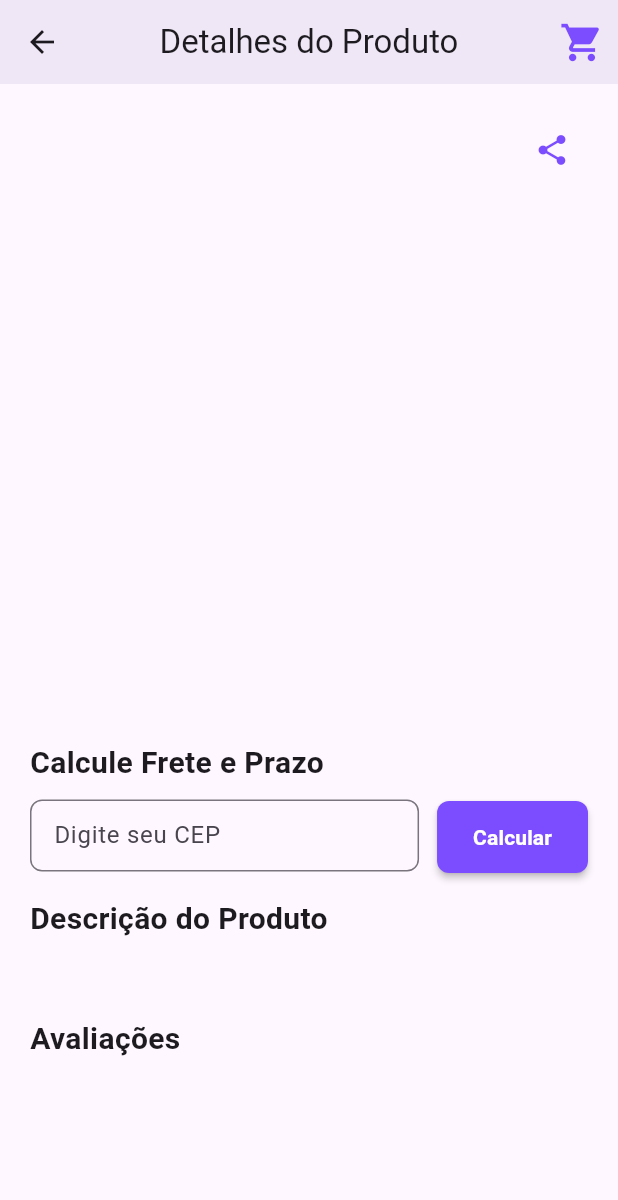
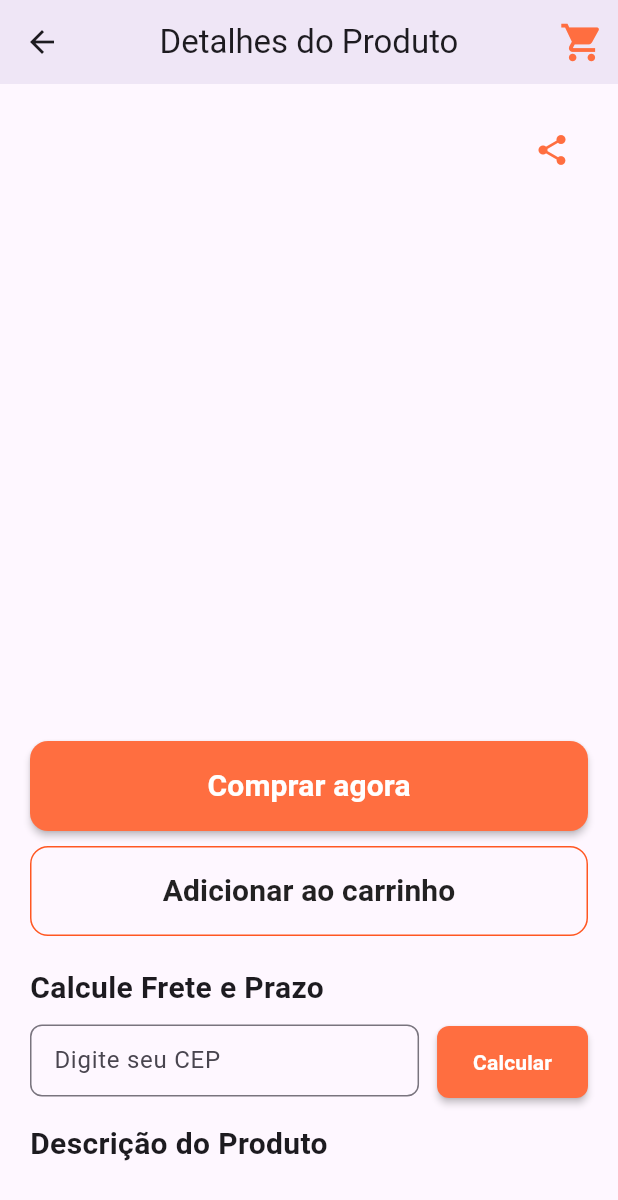
Before and after one commit to adrielhenry33/arq-app-practice, a Flutter app: the DetailsView screen opened directly with empty values, on a phone screen of 412 x 824 dp. Shown: the top 1200 px of the screen. Run offline on Flutter 3.47's test engine with Material 3 defaults, Android fonts, the light colour scheme and no system bars; our stand-ins replace cloud_firestore, firebase_auth, firebase_core, flutter_modular, flutter_riverpod, share_plus and 1 more; accounts and stored records are empty; Roboto replaces fonts that are missing (MontSerrat).

Commit message:
feat: cria o metodo de adicionar ao carrinho pelo botão

```diff
--- a/lib/app/components/pop_up_component.dart
+++ b/lib/app/components/pop_up_component.dart
@@ -35,7 +35,7 @@ class _PopUpComponentState extends State<PopUpComponent> {
           PopupMenuItem(
             value: 'Compartilhar',
             child: ListTile(
-              leading: Icon(Icons.share, color: Colors.black54),
+              leading: Icon(Icons.share, color: Colors.deepOrangeAccent),
               title: Text('Compartilhar'),
               contentPadding: EdgeInsets.zero,
             ),
@@ -53,13 +53,11 @@ class _PopUpComponentState extends State<PopUpComponent> {
       );
     }
     return IconButton(
-      icon: Icon(Icons.share, color: Colors.deepPurpleAccent),
+      icon: Icon(Icons.share, color: Colors.deepOrangeAccent),
       onPressed: () async {
         await _shareInfo();
       },
     );
-
-
   }
 
   Future<void> _shareInfo() async {
--- a/lib/app/view/details_view.dart
+++ b/lib/app/view/details_view.dart
@@ -30,6 +30,10 @@ class _DetailsViewState extends ConsumerState<DetailsView> {
     final bool isOnCart = provider.any(
       (element) => element.produto.id == widget.produto.id,
     );
+    final copyProduct = CartProductModel(
+      produto: widget.produto,
+      quantidade: 1,
+    );
 
     return Scaffold(
       appBar: AppBar(
@@ -51,14 +55,15 @@ class _DetailsViewState extends ConsumerState<DetailsView> {
                 ? Icon(Icons.check, size: 30, color: Colors.deepPurpleAccent)
                 : Icon(
                     Icons.shopping_cart,
-                    color: Colors.deepPurpleAccent,
+                    color: Colors.deepOrangeAccent,
                     size: 30,
                   ),
           ),
         ],
       ),
 
-      body: Padding(
+      body: SingleChildScrollView(
+        child: Padding(
           padding: EdgeInsets.only(top: 20, right: 20, left: 20, bottom: 10),
           child: Column(
             crossAxisAlignment: CrossAxisAlignment.start,
@@ -110,14 +115,71 @@ class _DetailsViewState extends ConsumerState<DetailsView> {
                     width: currentIndex == index ? 25 : 8,
                     decoration: BoxDecoration(
                       color: currentIndex == index
-                        ? Colors.deepPurpleAccent
+                          ? Colors.deepOrangeAccent
                           : Colors.grey[500],
                       borderRadius: BorderRadius.circular(4),
                     ),
                   );
                 }),
               ),
+              SizedBox(height: 20),
 
+              SizedBox(
+                width: double.infinity,
+                height: 60,
+
+                child: MaterialButton(
+                  onPressed: () {},
+                  color: Colors.deepOrangeAccent,
+                  shape: RoundedRectangleBorder(
+                    borderRadius: BorderRadiusGeometry.circular(12),
+                  ),
+                  child: Text(
+                    'Comprar agora',
+                    style: TextStyle(
+                      color: Colors.white,
+                      fontSize: 20,
+                      fontWeight: FontWeight.bold,
+                    ),
+                  ),
+                ),
+              ),
+              SizedBox(height: 10),
+
+              SizedBox(
+                width: double.infinity,
+                height: 60,
+
+                child: MaterialButton(
+                  onPressed: () {
+                    if (isOnCart) {
+                      final copy = CartProductModel(
+                        produto: widget.produto,
+                        quantidade: 1,
+                      );
+
+                      ref.read(cartProvider.notifier).addProduct(copy);
+
+                      ScaffoldMessenger.of(context).showSnackBar(
+                        SnackBar(
+                          content: Text('Produto adicionado ao carrinho'),
+                          duration: Duration(seconds: 1),
+                          backgroundColor: Colors.green,
+                        ),
+                      );
+                    }
+                  },
+
+                  shape: RoundedRectangleBorder(
+                    borderRadius: BorderRadiusGeometry.circular(12),
+                    side: BorderSide(color: Colors.deepOrange),
+                  ),
+                  child: Text(
+                    'Adicionar ao carrinho',
+                    style: TextStyle(fontSize: 20, fontWeight: FontWeight.bold),
+                  ),
+                ),
+              ),
               SizedBox(height: 20),
 
               Row(
@@ -169,7 +231,7 @@ class _DetailsViewState extends ConsumerState<DetailsView> {
 
                     MaterialButton(
                       onPressed: () {},
-                    color: Colors.deepPurpleAccent,
+                      color: Colors.deepOrangeAccent,
                       height: 48,
                       shape: RoundedRectangleBorder(
                         borderRadius: BorderRadius.circular(8),
@@ -218,6 +280,7 @@ class _DetailsViewState extends ConsumerState<DetailsView> {
             ],
           ),
         ),
+      ),
     );
   }
 }
--- a/lib/app/viewmodels/cart_product_viewmodel.dart
+++ b/lib/app/viewmodels/cart_product_viewmodel.dart
@@ -56,6 +56,11 @@ class CartProductViewmodel extends StateNotifier<List<CartProductModel>> {
       state = [];
     }
   }
+
+  int getQtdProduto(CartProductModel produto) {
+    final result = state.firstWhere((p) => p.produto.id == produto.produto.id);
+    return result.quantidade;
+  }
 }
 
 //cerebro           //o que sera retornado
```
Lines whose indentation alone changed are shown as unchanged.
